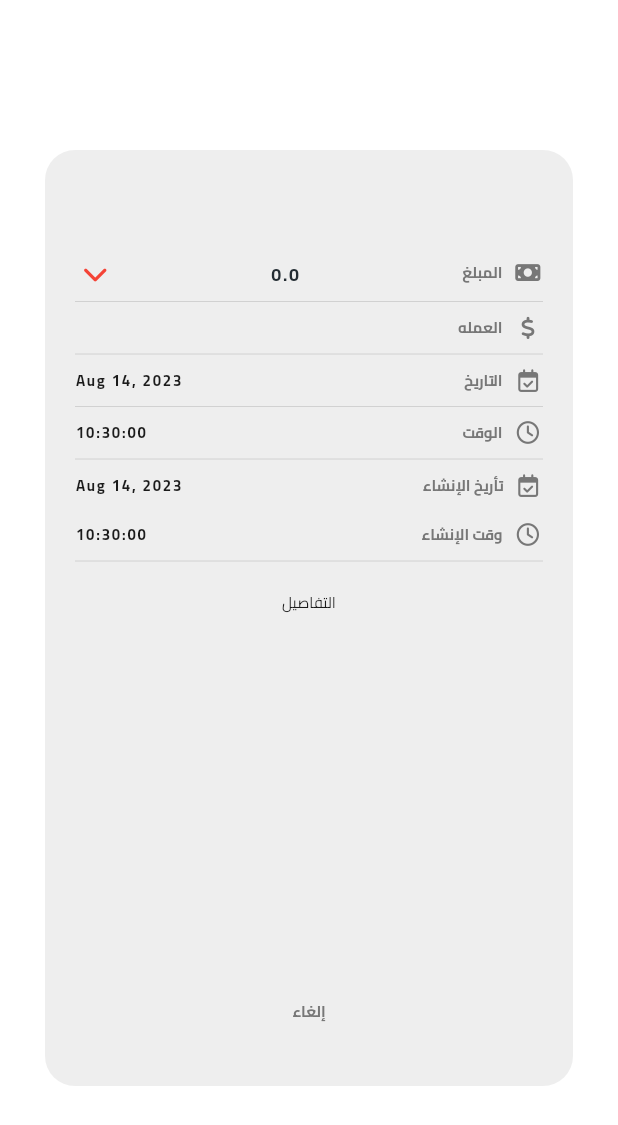
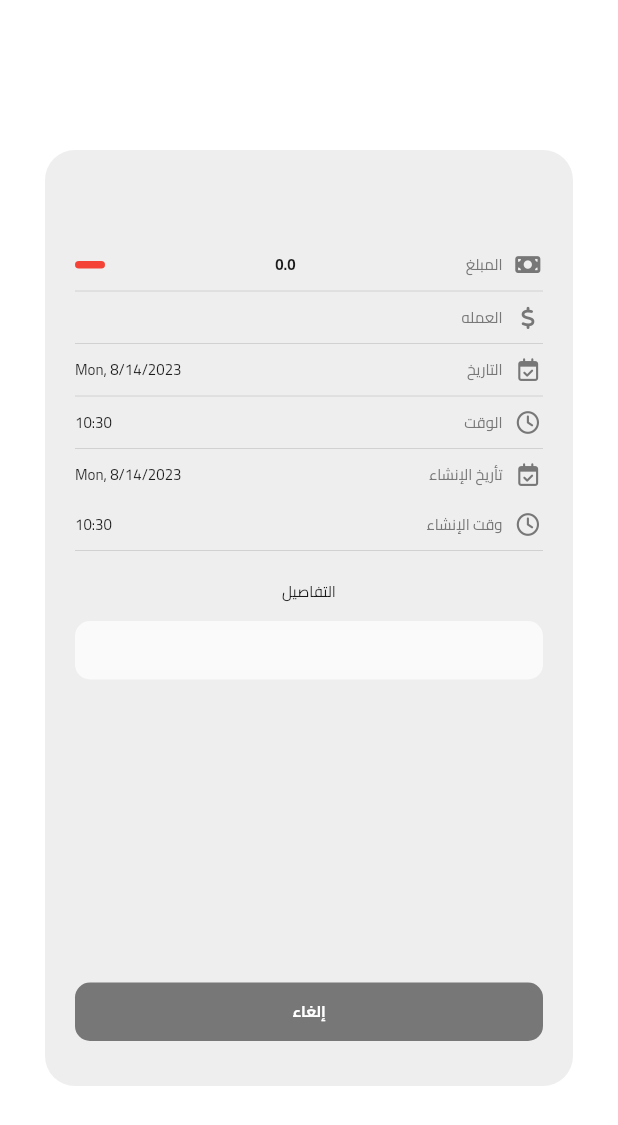
Before and after one commit to Hazem-smawy/flutter_accountting_app, a Flutter app: the DetialInfoSheet screen opened directly with empty values, on a phone screen of 412 x 824 dp. Shown: the top 1125 px of the screen. Run offline on Flutter 3.47's test engine with Material 2 defaults, Android fonts, the phone set to English and light mode, and no system bars; our stand-ins replace font_awesome_flutter, get, sqflite; accounts and stored records are empty.

Commit message:
the last copy before reports

```diff
--- a/lib/constant/text_styles.dart
+++ b/lib/constant/text_styles.dart
@@ -14,21 +14,17 @@ class myTextStyles {
     fontSize: Responsive.isMobile ? 12 : 16,
     color: MyColors.lessBlackColor,
     fontWeight: FontWeight.bold,
-    letterSpacing: 1.1,
   );
   static final subTitle = TextStyle(
     fontFamily: 'Cairo',
     fontSize: Responsive.isMobile ? 10 : 14,
     color: MyColors.secondaryTextColor,
     fontWeight: FontWeight.bold,
-    letterSpacing: 1.2,
   );
 
   static final body = TextStyle(
     fontFamily: 'Cairo',
     fontSize: Responsive.isMobile ? 10 : 12,
     color: MyColors.secondaryTextColor,
-    //fontWeight: FontWeight.bold,
-    letterSpacing: 1.2,
   );
 }
--- a/lib/screen/details/details.dart
+++ b/lib/screen/details/details.dart
@@ -50,12 +50,18 @@ class _DetailsScreenState extends State<DetailsScreen> {
   }
 
   void getAllCalculationForMoney() {
+    resultMoney = 0.0;
+    var onHemPrivate = 0.0;
+    var onYouPrivate = 0.0;
     journals.forEach((element) {
-      onHem += element.debit;
-      onYou += element.credit;
+      onHemPrivate += element.debit;
+      onYouPrivate += element.credit;
     });
-
+    setState(() {
+      onHem = onHemPrivate;
+      onYou = onYouPrivate;
       resultMoney = onYou - onHem;
+    });
   }
 
   double getAccountMoney(Journal e) {
@@ -106,14 +112,13 @@ class _DetailsScreenState extends State<DetailsScreen> {
                                 }),
                                 columnSpacing: 10,
                                 headingRowHeight: 45,
-                                // dataRowHeight: 40,
-                                headingTextStyle: myTextStyles.title2.copyWith(
+                                headingTextStyle:
+                                    myTextStyles.subTitle.copyWith(
                                   color: MyColors.bg,
-                                  fontWeight: FontWeight.bold,
                                   fontSize: 12,
                                 ),
                                 dataTextStyle: myTextStyles.subTitle.copyWith(
-                                  fontSize: 12,
+                                  fontSize: 10,
                                   fontWeight: FontWeight.normal,
                                 ),
                                 decoration: BoxDecoration(
@@ -125,7 +130,7 @@ class _DetailsScreenState extends State<DetailsScreen> {
                                   const DataColumn(
                                       label: Center(
                                     child: Text(
-                                      '     تفاصيل',
+                                      ' تفاصيل',
                                     ),
                                   )),
                                   DataColumn(
@@ -227,16 +232,16 @@ class _DetailsScreenState extends State<DetailsScreen> {
                     Row(
                       children: [
                         DetailsSammaryWidget(
-                            icon: FontAwesomeIcons.arrowDown,
+                            icon: FontAwesomeIcons.arrowUp,
                             title: "$onYou",
                             subTitle: "له",
-                            color: Colors.red),
+                            color: Colors.green),
                         const SizedBox(width: 5),
                         DetailsSammaryWidget(
-                            icon: FontAwesomeIcons.arrowUp,
+                            icon: FontAwesomeIcons.arrowDown,
                             title: ' $onHem',
                             subTitle: "عليه",
-                            color: Colors.green),
+                            color: Colors.red),
                       ],
                     ),
                     const SizedBox(
@@ -473,26 +478,28 @@ class DetialInfoSheet extends StatelessWidget {
             children: [
               Text(
                 name,
-                style: myTextStyles.title1,
+                style: myTextStyles.title2,
               ),
               //Divider(),
               const SizedBox(height: 25),
               Row(
                 children: [
-                  const SizedBox(width: 5),
-                  FaIcon(
-                    detailsRows.credit > detailsRows.debit
-                        ? FontAwesomeIcons.chevronUp
-                        : FontAwesomeIcons.chevronDown,
-                    size: 17,
+                  // const SizedBox(width: 5),
+                  Container(
+                    width: 20,
+                    height: 5,
+                    decoration: BoxDecoration(
+                      borderRadius: BorderRadius.circular(10),
                       color: detailsRows.credit > detailsRows.debit
                           ? Colors.green
                           : Colors.red,
                     ),
+                  ),
                   const Spacer(),
                   Text(
                     "${detailsRows.credit - detailsRows.debit}",
-                    style: myTextStyles.title2,
+                    style: myTextStyles.subTitle
+                        .copyWith(color: MyColors.blackColor),
                   ),
                   const Spacer(),
                   const InfoTitleWidget(
@@ -507,12 +514,16 @@ class DetialInfoSheet extends StatelessWidget {
                 children: [
                   Text(
                     curency.symbol,
-                    style: myTextStyles.subTitle
-                        .copyWith(color: MyColors.blackColor),
+                    style: myTextStyles.subTitle.copyWith(
+                        color: MyColors.blackColor,
+                        fontWeight: FontWeight.normal),
                   ),
                   Text(
                     curency.name,
-                    style: myTextStyles.subTitle,
+                    style: myTextStyles.subTitle.copyWith(
+                      fontWeight: FontWeight.normal,
+                      color: MyColors.blackColor,
+                    ),
                   ),
                   const InfoTitleWidget(
                     title: "العمله",
@@ -525,10 +536,11 @@ class DetialInfoSheet extends StatelessWidget {
                 mainAxisAlignment: MainAxisAlignment.spaceBetween,
                 children: [
                   Text(
-                    DateFormater.DateFormat.yMMMd()
+                    DateFormater.DateFormat.yMEd()
                         .format(detailsRows.registeredAt),
-                    style: myTextStyles.subTitle
-                        .copyWith(color: MyColors.blackColor),
+                    style: myTextStyles.subTitle.copyWith(
+                        color: MyColors.blackColor,
+                        fontWeight: FontWeight.normal),
                   ),
                   const InfoTitleWidget(
                     title: "التاريخ",
@@ -541,10 +553,11 @@ class DetialInfoSheet extends StatelessWidget {
                 mainAxisAlignment: MainAxisAlignment.spaceBetween,
                 children: [
                   Text(
-                    DateFormater.DateFormat.Hms()
+                    DateFormater.DateFormat.Hm()
                         .format(detailsRows.registeredAt),
-                    style: myTextStyles.subTitle
-                        .copyWith(color: MyColors.blackColor),
+                    style: myTextStyles.subTitle.copyWith(
+                        color: MyColors.blackColor,
+                        fontWeight: FontWeight.normal),
                   ),
                   const InfoTitleWidget(
                     title: "الوقت",
@@ -557,10 +570,11 @@ class DetialInfoSheet extends StatelessWidget {
                 mainAxisAlignment: MainAxisAlignment.spaceBetween,
                 children: [
                   Text(
-                    DateFormater.DateFormat.yMMMd()
+                    DateFormater.DateFormat.yMEd()
                         .format(detailsRows.createdAt),
-                    style: myTextStyles.subTitle
-                        .copyWith(color: MyColors.blackColor),
+                    style: myTextStyles.subTitle.copyWith(
+                        color: MyColors.blackColor,
+                        fontWeight: FontWeight.normal),
                   ),
                   const InfoTitleWidget(
                     title: "تأريخ الإنشاء",
@@ -575,9 +589,10 @@ class DetialInfoSheet extends StatelessWidget {
                 mainAxisAlignment: MainAxisAlignment.spaceBetween,
                 children: [
                   Text(
-                    DateFormater.DateFormat.Hms().format(detailsRows.createdAt),
-                    style: myTextStyles.subTitle
-                        .copyWith(color: MyColors.blackColor),
+                    DateFormater.DateFormat.Hm().format(detailsRows.createdAt),
+                    style: myTextStyles.subTitle.copyWith(
+                        color: MyColors.blackColor,
+                        fontWeight: FontWeight.normal),
                   ),
                   const InfoTitleWidget(
                     title: "وقت الإنشاء",
@@ -586,38 +601,7 @@ class DetialInfoSheet extends StatelessWidget {
                 ],
               ),
               const Divider(),
-              // Row(
-              //   mainAxisAlignment: MainAxisAlignment.spaceBetween,
-              //   children: [
-              //     Text(
-              //       "2022-06-22",
-              //       style: myTextStyles.subTitle
-              //           .copyWith(color: MyColors.blackColor),
-              //     ),
-              //     const InfoTitleWidget(
-              //       title: "التاريخ",
-              //       icon: FontAwesomeIcons.calendarCheck,
-              //     ),
-              //   ],
-              // ),
-              // SizedBox(
-              //   height: 20,
-              // ),
-              // Row(
-              //   mainAxisAlignment: MainAxisAlignment.spaceBetween,
-              //   children: [
-              //     Text(
-              //       "11:00 pm",
-              //       style: myTextStyles.subTitle
-              //           .copyWith(color: MyColors.blackColor),
-              //     ),
-              //     const InfoTitleWidget(
-              //       title: "الوقت",
-              //       icon: FontAwesomeIcons.clock,
-              //     ),
-              //   ],
-              // ),
-              // const Divider(),
+
               const SizedBox(height: 10),
               Column(
                 children: [
@@ -628,12 +612,22 @@ class DetialInfoSheet extends StatelessWidget {
                       fontWeight: FontWeight.normal,
                     ),
                   ),
-                  const SizedBox(height: 5),
-                  Text(
+                  const SizedBox(height: 10),
+                  Container(
+                    padding: EdgeInsets.all(10),
+                    width: double.infinity,
+                    decoration: BoxDecoration(
+                      borderRadius: BorderRadius.circular(10),
+                      color: MyColors.bg.withOpacity(0.7),
+                    ),
+                    child: Text(
                       detailsRows.details,
                       textAlign: TextAlign.center,
                       maxLines: 4,
-                    style: myTextStyles.body,
+                      style: myTextStyles.subTitle.copyWith(
+                          fontWeight: FontWeight.normal,
+                          color: MyColors.lessBlackColor),
+                    ),
                   )
                 ],
               ),
@@ -641,32 +635,24 @@ class DetialInfoSheet extends StatelessWidget {
               const SizedBox(height: 20),
               const Spacer(),
 
-              //  CustomBtnWidget(color: Colors.green, label: "تعديل"),
-              // ElevatedButton(
-              //   onPressed: () {},
-              //   style: ElevatedButton.styleFrom(
-              //       backgroundColor: MyColors.lessBlackColor,
-              //       elevation: 0,
-              //       minimumSize: const Size.fromHeight(50),
-              //       shape: RoundedRectangleBorder(
-              //           borderRadius: BorderRadius.circular(15))),
-              //   child: Text(
-              //     "تعد يل",
-              //     style: myTextStyles.title1.copyWith(
-              //       color: MyColors.background,
-              //     ),
-              //   ),
-              // ),
               const SizedBox(height: 15),
               GestureDetector(
                 onTap: () => Get.back(),
+                child: Container(
+                  padding: EdgeInsets.all(10),
+                  width: double.infinity,
+                  decoration: BoxDecoration(
+                    borderRadius: BorderRadius.circular(10),
+                    color: MyColors.secondaryTextColor,
+                  ),
                   child: Text(
                     "إلغاء",
                     textAlign: TextAlign.center,
-                  style: myTextStyles.subTitle,
+                    style: myTextStyles.subTitle.copyWith(color: MyColors.bg),
                   ),
                 ),
-              const SizedBox(height: 20),
+              ),
+              const SizedBox(height: 10),
             ],
           ),
         ),
@@ -690,7 +676,7 @@ class InfoTitleWidget extends StatelessWidget {
       children: [
         Text(
           title,
-          style: myTextStyles.subTitle,
+          style: myTextStyles.subTitle.copyWith(fontWeight: FontWeight.normal),
         ),
         const SizedBox(width: 7),
         Container(
--- a/lib/screen/settings/acc_group_setting.dart
+++ b/lib/screen/settings/acc_group_setting.dart
@@ -2,6 +2,7 @@ import 'dart:math';
 
 import 'package:account_app/constant/colors.dart';
 import 'package:account_app/constant/text_styles.dart';
+import 'package:account_app/controller/acc_curency_controller.dart';
 import 'package:account_app/controller/accgroup_controller.dart';
 import 'package:account_app/controller/customer_account_controller.dart';
 import 'package:account_app/models/accgroup_model.dart';
@@ -163,7 +164,7 @@ class NewAccGroupSheet extends StatelessWidget {
   NewAccGroupSheet({super.key, this.isEditing = false});
   AccGroupController accGroupController = Get.find();
   CustomerAccountController customerAccountController = Get.find();
-
+  AccGroupCurencyController accGroupCurencyController = Get.find();
   @override
   Widget build(BuildContext context) {
     return Obx(
@@ -285,6 +286,8 @@ class NewAccGroupSheet extends StatelessWidget {
                                         .updateAccGroup(accgroup)
                                     : await accGroupController
                                         .createAccGroup(accgroup);
+                                accGroupCurencyController
+                                    .getAllAccGroupAndCurency();
                                 accGroupController.readAllAccGroup();
                               }
                             } catch (e) {
--- a/lib/service/database/database_service.dart
+++ b/lib/service/database/database_service.dart
@@ -36,7 +36,7 @@ class DatabaseService {
   // }
 
   Future<String> get fullPath async {
-    const name = "account_eleven3.db";
+    const name = "account_databse7.db";
     final path = await getDatabasesPath();
     return join(path, name);
   }
--- a/lib/widget/curency_show_widget.dart
+++ b/lib/widget/curency_show_widget.dart
@@ -15,6 +15,8 @@ class CurencyShowWidget extends StatelessWidget {
   Widget build(BuildContext context) {
     return Obx(
       () => Container(
+        width: double.infinity,
+        alignment: Alignment.center,
         padding: const EdgeInsets.all(10),
         margin: const EdgeInsets.only(top: 15),
         decoration: BoxDecoration(
--- a/pubspec.yaml
+++ b/pubspec.yaml
@@ -27,8 +27,7 @@ flutter:
 
   uses-material-design: true
 
-  assets:
-    - assets/images/
+
 
   fonts:
   - family: Cairo
```
Also changed, not shown: lib/screen/customer_account/customer_account.dart (+7 -7 lines), lib/screen/new_account/new_account.dart (+10 -7 lines), lib/screen/new_record/new_record.dart (+5 -3 lines), lib/widget/custom_textfiled_widget.dart (+10 -4 lines), lib/widget/placeholder_widget.dart (+15 -9 lines). Lines whose indentation alone changed are shown as unchanged.
